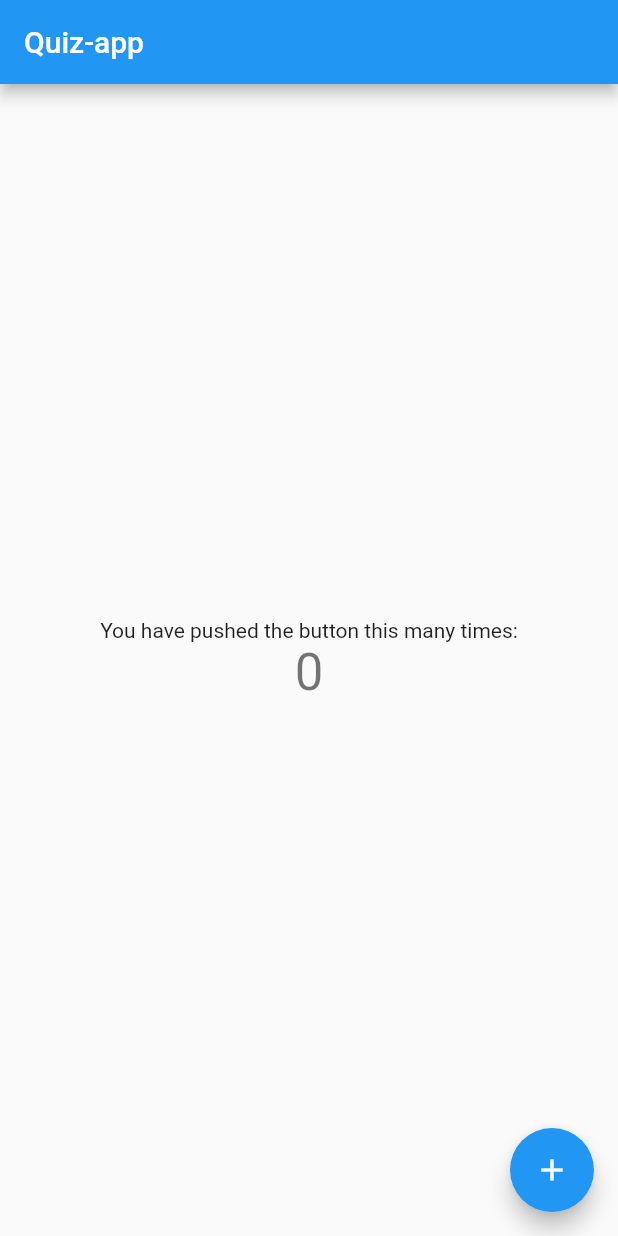
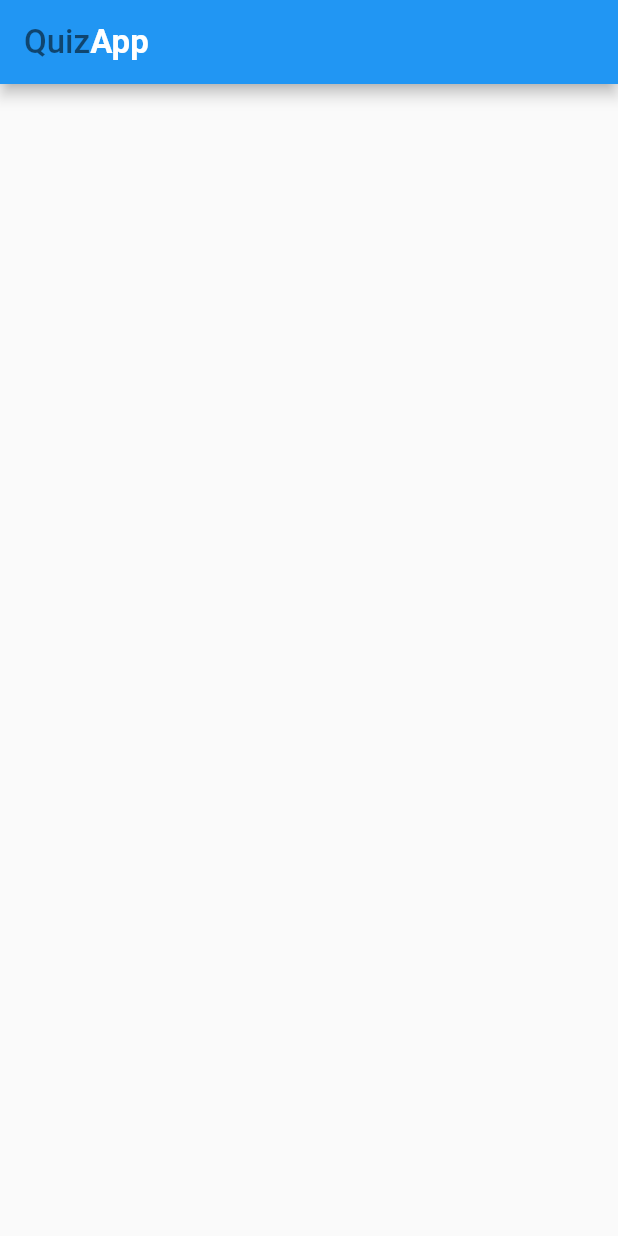
Before and after one commit to ThemindaSrimal/quiz-app, a Flutter app: the screen it shows after launch, on a phone screen of 412 x 824 dp. Run offline on Flutter 3.47's test engine with Material 2 defaults, Android fonts, the phone set to English and light mode, and no system bars.

Commit message:
signin title

```diff
--- a/lib/main.dart
+++ b/lib/main.dart
@@ -1,4 +1,5 @@
 import 'package:flutter/material.dart';
+import 'package:quizapp/views/signin.dart';
 
 void main() {
   runApp(const MyApp());
@@ -11,57 +12,11 @@ class MyApp extends StatelessWidget {
   Widget build(BuildContext context) {
     return MaterialApp(
       title: 'Flutter Demo',
+      debugShowCheckedModeBanner: false,
       theme: ThemeData(
         primarySwatch: Colors.blue,
       ),
-      home: const MyHomePage(title: 'Quiz-app'),
+      home: const SignIn(),
     );
   }
 }
-
-class MyHomePage extends StatefulWidget {
-  const MyHomePage({Key? key, required this.title}) : super(key: key);
-
-  final String title;
-
-  @override
-  State<MyHomePage> createState() => _MyHomePageState();
-}
-
-class _MyHomePageState extends State<MyHomePage> {
-  int _counter = 0;
-
-  void _incrementCounter() {
-    setState(() {
-      _counter++;
-    });
-  }
-
-  @override
-  Widget build(BuildContext context) {
-    return Scaffold(
-      appBar: AppBar(
-        title: Text(widget.title),
-      ),
-      body: Center(
-        child: Column(
-          mainAxisAlignment: MainAxisAlignment.center,
-          children: <Widget>[
-            const Text(
-              'You have pushed the button this many times:',
-            ),
-            Text(
-              '$_counter',
-              style: Theme.of(context).textTheme.headline4,
-            ),
-          ],
-        ),
-      ),
-      floatingActionButton: FloatingActionButton(
-        onPressed: _incrementCounter,
-        tooltip: 'Increment',
-        child: const Icon(Icons.add),
-      ), // This trailing comma makes auto-formatting nicer for build methods.
-    );
-  }
-}
--- /dev/null
+++ b/lib/views/signin.dart
@@ -0,0 +1,15 @@
+import 'package:flutter/material.dart';
+import 'package:quizapp/widgets/widgets.dart';
+
+class SignIn extends StatelessWidget {
+  const SignIn({Key? key}) : super(key: key);
+
+  @override
+  Widget build(BuildContext context) {
+    return Scaffold(
+      appBar: AppBar(
+        title: appBar(context),
+      ),
+    );
+  }
+}
--- /dev/null
+++ b/lib/widgets/widgets.dart
@@ -0,0 +1,16 @@
+import 'package:flutter/material.dart';
+
+Widget appBar(BuildContext context) {
+  return RichText(
+    text: const TextSpan(
+      style: TextStyle(fontSize: 22),
+      children: <TextSpan>[
+        TextSpan(
+            text: 'Quiz',
+            style:
+                TextStyle(fontWeight: FontWeight.w500, color: Colors.black54)),
+        TextSpan(text: 'App', style: TextStyle(fontWeight: FontWeight.bold)),
+      ],
+    ),
+  );
+}
```
Also changed, not shown: lib/views/authenticate.dart (added), lib/views/home.dart (added), lib/views/singup.dart (added).
